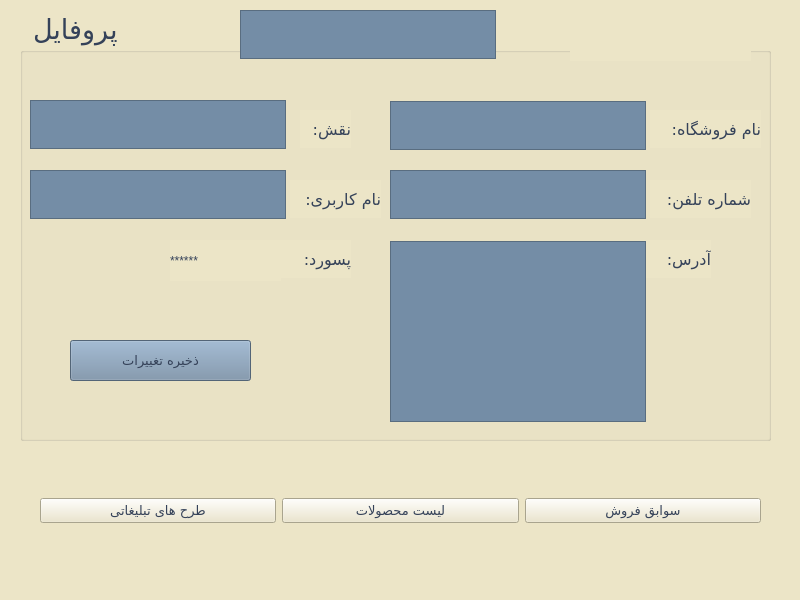
AP-projects-4001/metagoofill, file Project_Ap/customerprof.ui: the form before one commit.
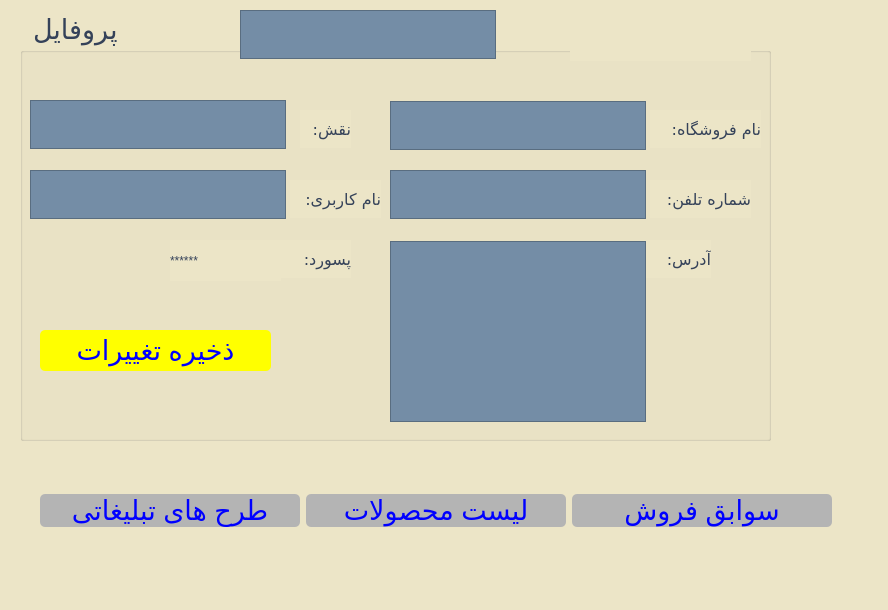
The form after the commit.

```diff
--- a/Project_Ap/customerprof.ui
+++ b/Project_Ap/customerprof.ui
@@ -6,8 +6,8 @@
    <rect>
     <x>0</x>
     <y>0</y>
-    <width>800</width>
-    <height>600</height>
+    <width>888</width>
+    <height>610</height>
    </rect>
   </property>
   <property name="windowTitle">
@@ -22,7 +22,7 @@
      <rect>
       <x>40</x>
       <y>480</y>
-      <width>721</width>
+      <width>792</width>
       <height>61</height>
      </rect>
     </property>
@@ -31,12 +31,30 @@
       <widget class="QPushButton" name="pushButton_3">
        <property name="font">
         <font>
-         <family>Lalezar</family>
-         <pointsize>10</pointsize>
+         <family>MS Shell Dlg 2</family>
+         <pointsize>20</pointsize>
+         <weight>50</weight>
+         <italic>false</italic>
+         <bold>false</bold>
         </font>
        </property>
        <property name="styleSheet">
-        <string notr="true">color: rgb(53, 66, 89);
+        <string notr="true">QPushButton#pushButton_3 {
+	font: 20pt &quot;MS Shell Dlg 2&quot;;
+padding-left: 20px;
+padding-right: 20px;
+border-radius: 5px;
+background-color: rgb(180, 180, 180);
+color: blue;
+}
+
+QPushButton#pushButton_3:hover {
+	background-color: rgb(43, 255, 185);
+border-style: solid;
+ border-width: 1px;
+	border-color: rgb(245, 179, 1);
+	color: rgb(241, 182, 88);
+}
 </string>
        </property>
        <property name="text">
@@ -48,13 +66,24 @@
       <widget class="QPushButton" name="pushButton_2">
        <property name="font">
         <font>
-         <family>Lalezar</family>
-         <pointsize>10</pointsize>
+         <family>MS Shell Dlg 2</family>
+         <pointsize>20</pointsize>
+         <weight>50</weight>
+         <italic>false</italic>
+         <bold>false</bold>
         </font>
        </property>
        <property name="styleSheet">
-        <string notr="true">
-color: rgb(53, 66, 89);</string>
+        <string notr="true">QPushButton#pushButton_2 {
+	font: 20pt &quot;MS Shell Dlg 2&quot;;
+padding-left: 20px;
+padding-right: 20px;
+border-radius: 5px;
+background-color: rgb(180, 180, 180);
+color: blue;
+}
+
+</string>
        </property>
        <property name="text">
         <string>لیست محصولات</string>
@@ -65,13 +94,24 @@
       <widget class="QPushButton" name="pushButton">
        <property name="font">
         <font>
-         <family>Lalezar</family>
-         <pointsize>10</pointsize>
+         <family>MS Shell Dlg 2</family>
+         <pointsize>20</pointsize>
+         <weight>50</weight>
+         <italic>false</italic>
+         <bold>false</bold>
         </font>
        </property>
        <property name="styleSheet">
-        <string notr="true">
-color: rgb(53, 66, 89);</string>
+        <string notr="true">QPushButton#pushButton {
+font: 20pt &quot;MS Shell Dlg 2&quot;;
+padding-left: 20px;
+padding-right: 20px;
+border-radius: 5px;
+	background-color: rgb(180, 180, 180);
+color: blue;
+}
+
+</string>
        </property>
        <property name="text">
         <string>سوابق فروش</string>
@@ -99,6 +139,7 @@
      <font>
       <family>Lalezar</family>
       <pointsize>20</pointsize>
+      <weight>50</weight>
       <bold>false</bold>
      </font>
     </property>
@@ -246,21 +287,39 @@
     <widget class="QPushButton" name="pushButton_4">
      <property name="geometry">
       <rect>
-       <x>50</x>
-       <y>330</y>
-       <width>181</width>
+       <x>20</x>
+       <y>320</y>
+       <width>231</width>
        <height>41</height>
       </rect>
      </property>
      <property name="font">
       <font>
-       <family>Lalezar</family>
-       <pointsize>10</pointsize>
+       <family>MS Shell Dlg 2</family>
+       <pointsize>20</pointsize>
+       <weight>50</weight>
+       <italic>false</italic>
+       <bold>false</bold>
       </font>
      </property>
      <property name="styleSheet">
-      <string notr="true">color: rgb(53, 66, 89);
-background-color: rgb(116, 141, 166);</string>
+      <string notr="true">QPushButton#pushButton_4 {
+	font: 20pt &quot;MS Shell Dlg 2&quot;;
+padding-left: 20px;
+padding-right: 20px;
+border-radius: 5px;
+background: yellow;
+color: blue;
+}
+
+QPushButton#pushButton_4:hover {
+	background-color: rgb(43, 255, 185);
+border-style: solid;
+ border-width: 1px;
+	border-color: rgb(245, 179, 1);
+	color: rgb(241, 182, 88);
+}
+</string>
      </property>
      <property name="text">
       <string>ذخیره تغییرات</string>
```
Left out of the diff: 6 changed lines with no effect on the pictures.
